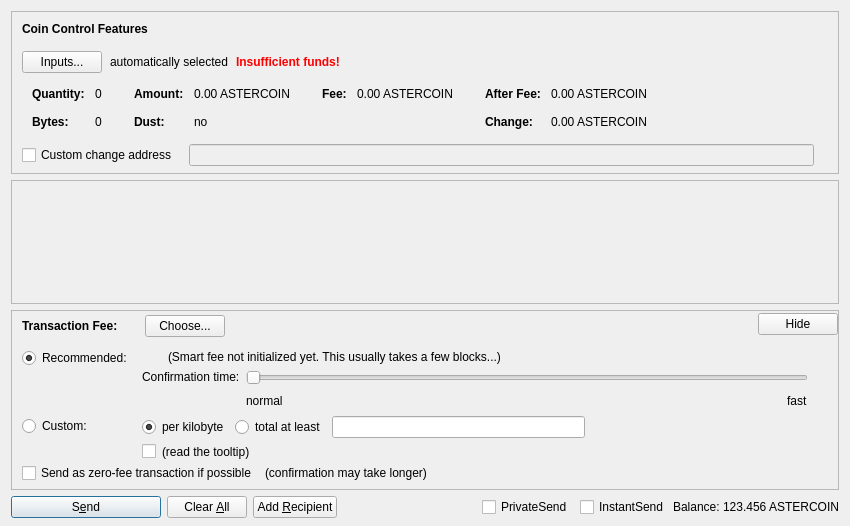
Before: the Qt Designer form src/qt/forms/sendcoinsdialog.ui in PsyTeck/astercoin, drawn with Qt 5.
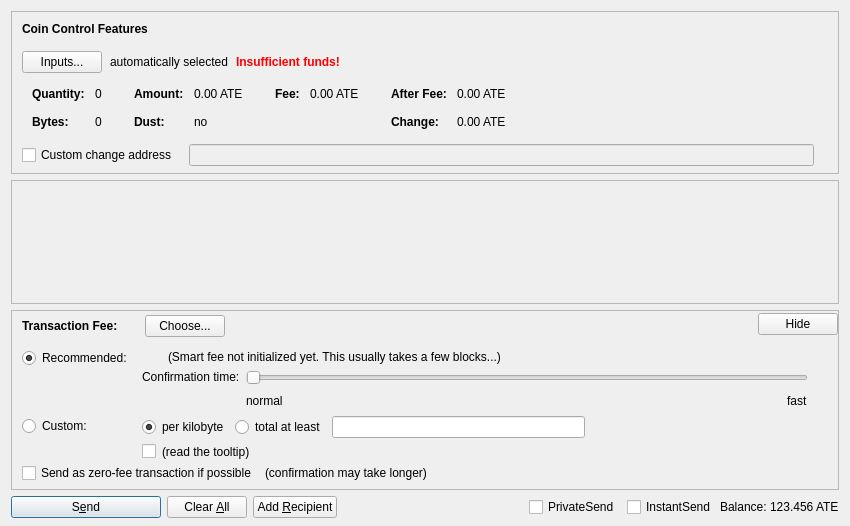
After: the same form once the commit is applied. Custom widgets are drawn as their Qt base class.

Diff of the .ui file:
```diff
--- a/src/qt/forms/sendcoinsdialog.ui
+++ b/src/qt/forms/sendcoinsdialog.ui
@@ -324,7 +324,7 @@
                   <enum>Qt::ActionsContextMenu</enum>
                  </property>
                  <property name="text">
-                  <string notr="true">0.00 ASTERCOIN</string>
+                  <string notr="true">0.00 ATE</string>
                  </property>
                  <property name="textInteractionFlags">
                   <set>Qt::LinksAccessibleByMouse|Qt::TextSelectableByKeyboard|Qt::TextSelectableByMouse</set>
@@ -404,7 +404,7 @@
                   <enum>Qt::ActionsContextMenu</enum>
                  </property>
                  <property name="text">
-                  <string notr="true">0.00 ASTERCOIN</string>
+                  <string notr="true">0.00 ATE</string>
                  </property>
                  <property name="textInteractionFlags">
                   <set>Qt::LinksAccessibleByMouse|Qt::TextSelectableByKeyboard|Qt::TextSelectableByMouse</set>
@@ -455,7 +455,7 @@
                   <enum>Qt::ActionsContextMenu</enum>
                  </property>
                  <property name="text">
-                  <string notr="true">0.00 ASTERCOIN</string>
+                  <string notr="true">0.00 ATE</string>
                  </property>
                  <property name="textInteractionFlags">
                   <set>Qt::LinksAccessibleByMouse|Qt::TextSelectableByKeyboard|Qt::TextSelectableByMouse</set>
@@ -484,7 +484,7 @@
                   <enum>Qt::ActionsContextMenu</enum>
                  </property>
                  <property name="text">
-                  <string notr="true">0.00 ASTERCOIN</string>
+                  <string notr="true">0.00 ATE</string>
                  </property>
                  <property name="textInteractionFlags">
                   <set>Qt::LinksAccessibleByMouse|Qt::TextSelectableByKeyboard|Qt::TextSelectableByMouse</set>
@@ -1337,7 +1337,7 @@
           <cursorShape>IBeamCursor</cursorShape>
          </property>
          <property name="text">
-          <string notr="true">123.456 ASTERCOIN</string>
+          <string notr="true">123.456 ATE</string>
          </property>
          <property name="textInteractionFlags">
           <set>Qt::LinksAccessibleByMouse|Qt::TextSelectableByKeyboard|Qt::TextSelectableByMouse</set>
```
